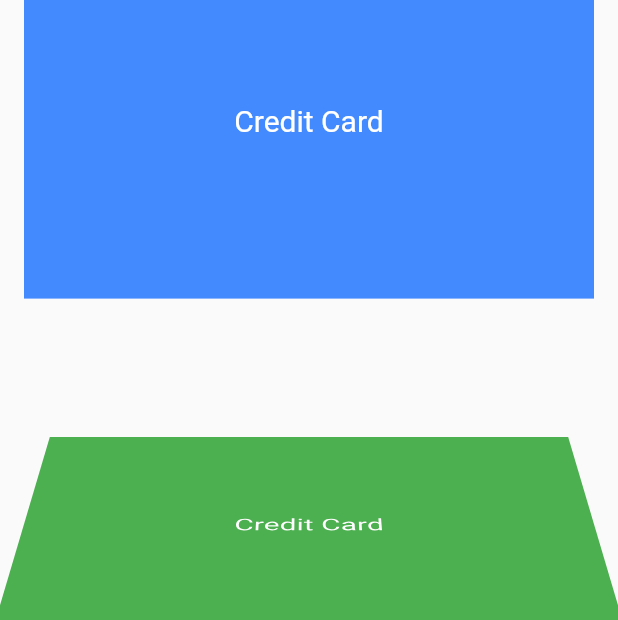
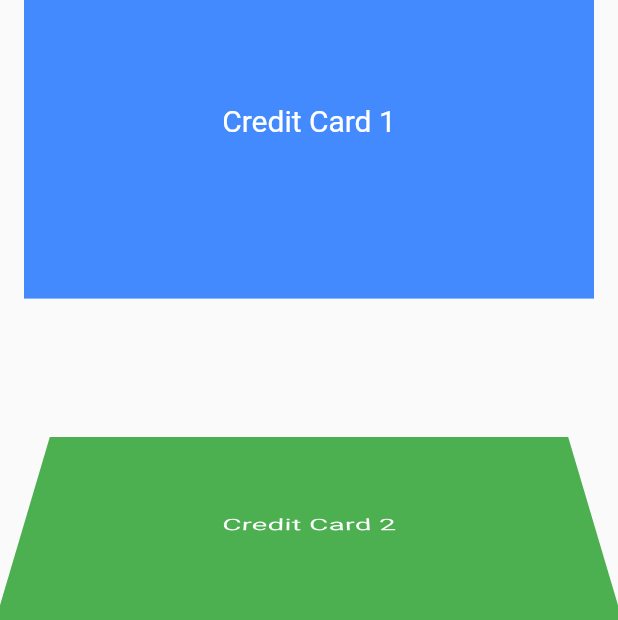
Before and after one commit to reilin-kmu/credit-card-slider-example, a Flutter app: the screen it shows after launch, on a phone screen of 412 x 824 dp. Shown: the part 539-1159 px from the top of the screen. Run offline on Flutter 3.47's test engine with Material 2 defaults, Android fonts, the phone set to English and light mode, and no system bars.

Commit message:
modify Card Number

```diff
--- a/lib/main.dart
+++ b/lib/main.dart
@@ -102,7 +102,7 @@ class CreditCard extends StatelessWidget {
       child: Container(
         child: Center(
           child: Text(
-            'Credit Card',
+            'Credit Card ' + (index + 1).toString(),
             style: TextStyle(
               color: Colors.white,
               fontSize: 20
```
